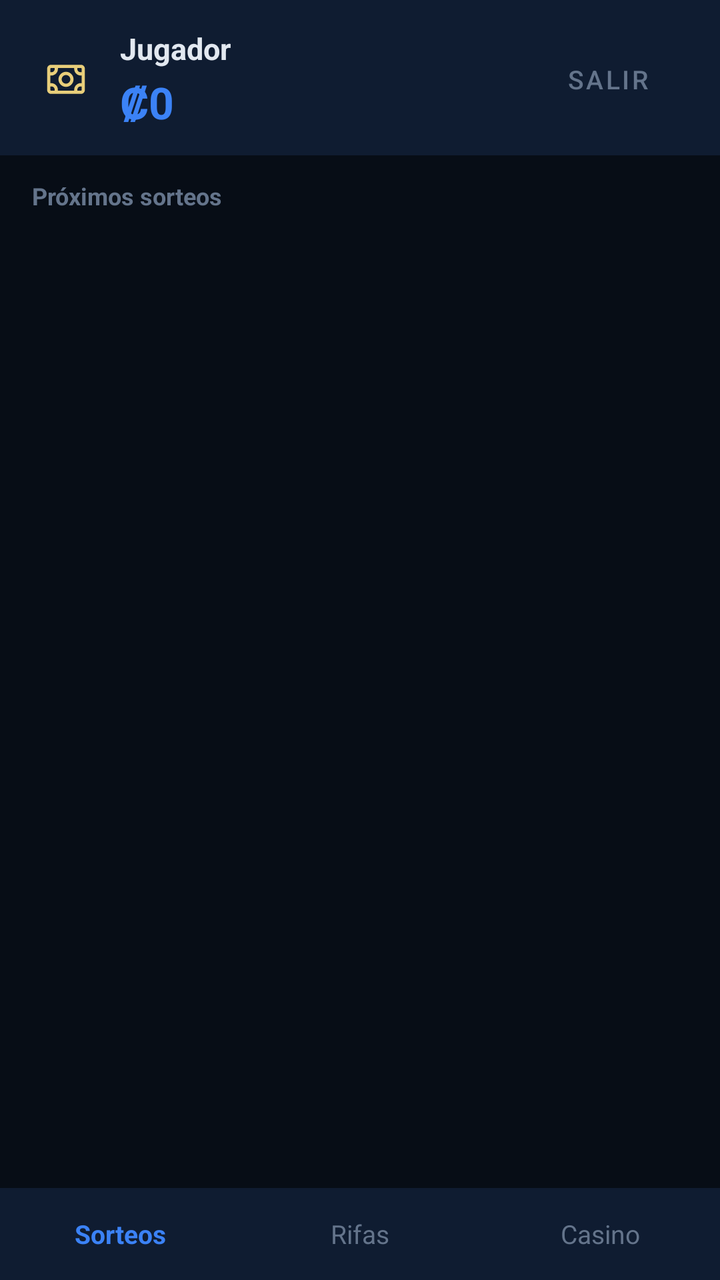
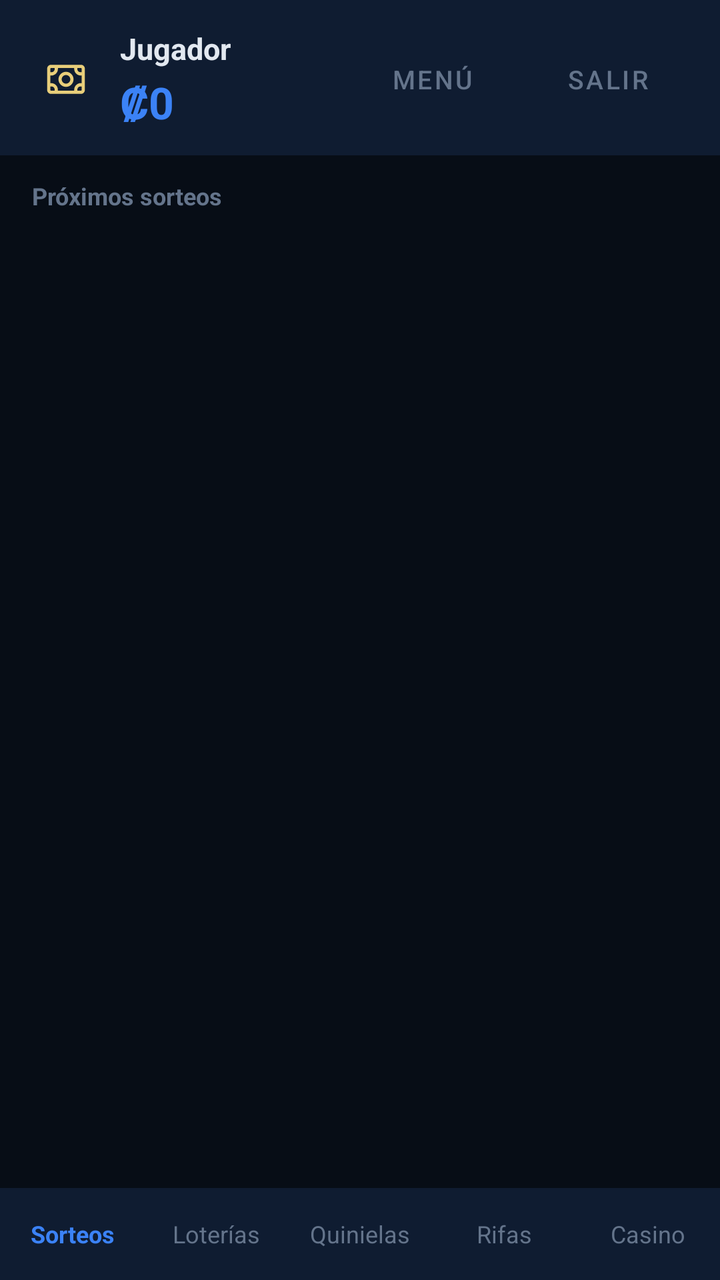

The first picture is an Android layout as it rendered before a commit; the second is the same layout after the commit. The layout source and the unified diff follow.
<!-- AndroidManifest.xml: application theme Theme.Lotto -->
<!-- res/layout/activity_home.xml -->
<?xml version="1.0" encoding="utf-8"?>
<LinearLayout xmlns:android="http://schemas.android.com/apk/res/android"
    android:layout_width="match_parent"
    android:layout_height="match_parent"
    android:background="@color/lot_bg"
    android:orientation="vertical">

    <LinearLayout
        android:layout_width="match_parent"
        android:layout_height="wrap_content"
        android:background="@color/lot_surface"
        android:gravity="center_vertical"
        android:orientation="horizontal"
        android:paddingStart="16dp"
        android:paddingTop="14dp"
        android:paddingEnd="12dp"
        android:paddingBottom="12dp">

        <ImageView
            android:layout_width="34dp"
            android:layout_height="34dp"
            android:layout_marginEnd="10dp"
            android:contentDescription="Lotería Nacional"
            android:src="@drawable/logo_full" />

        <LinearLayout
            android:layout_width="0dp"
            android:layout_height="wrap_content"
            android:layout_weight="1"
            android:orientation="vertical">

            <TextView
                android:id="@+id/tvNombre"
                android:layout_width="wrap_content"
                android:layout_height="wrap_content"
                android:text="Jugador"
                android:textColor="@color/lot_text"
                android:textSize="15sp"
                android:textStyle="bold" />

            <TextView
                android:id="@+id/tvSaldo"
                android:layout_width="wrap_content"
                android:layout_height="wrap_content"
                android:layout_marginTop="2dp"
                android:text="₡0"
                android:textColor="@color/lot_accent"
                android:textSize="22sp"
                android:textStyle="bold" />
        </LinearLayout>

        <com.google.android.material.button.MaterialButton
            android:id="@+id/btnSalir"
            style="@style/Widget.MaterialComponents.Button.TextButton"
            android:layout_width="wrap_content"
            android:layout_height="40dp"
            android:text="Salir"
            android:textColor="@color/lot_text_muted"
            android:textSize="13sp" />
    </LinearLayout>

    <TextView
        android:layout_width="match_parent"
        android:layout_height="wrap_content"
        android:paddingStart="16dp"
        android:paddingTop="12dp"
        android:paddingEnd="16dp"
        android:paddingBottom="6dp"
        android:text="Próximos sorteos"
        android:textColor="@color/lot_text_muted"
        android:textSize="12sp"
        android:textStyle="bold" />

    
    <WebView
        android:id="@+id/webModulo"
        android:layout_width="match_parent"
        android:layout_height="0dp"
        android:layout_weight="1"
        android:visibility="gone" />

    <FrameLayout
        android:id="@+id/contenidoSorteos"
        android:layout_width="match_parent"
        android:layout_height="0dp"
        android:layout_weight="1">

        <androidx.recyclerview.widget.RecyclerView
            android:id="@+id/rvSorteos"
            android:layout_width="match_parent"
            android:layout_height="match_parent"
            android:clipToPadding="false"
            android:paddingStart="12dp"
            android:paddingEnd="12dp"
            android:paddingBottom="16dp" />

        <ProgressBar
            android:id="@+id/pbCargando"
            android:layout_width="32dp"
            android:layout_height="32dp"
            android:layout_gravity="center" />

        <TextView
            android:id="@+id/tvVacio"
            android:layout_width="wrap_content"
            android:layout_height="wrap_content"
            android:layout_gravity="center"
            android:text="No hay sorteos abiertos"
            android:textColor="@color/lot_text_muted"
            android:textSize="14sp"
            android:visibility="gone" />
    </FrameLayout>

    <LinearLayout
        android:layout_width="match_parent"
        android:layout_height="wrap_content"
        android:background="@color/lot_surface"
        android:orientation="horizontal">

        <TextView
            android:id="@+id/tabSorteos"
            android:layout_width="0dp"
            android:layout_height="46dp"
            android:layout_weight="1"
            android:gravity="center"
            android:text="Sorteos"
            android:textColor="@color/lot_accent"
            android:textSize="13sp"
            android:textStyle="bold" />

        <TextView
            android:id="@+id/tabRifas"
            android:layout_width="0dp"
            android:layout_height="46dp"
            android:layout_weight="1"
            android:gravity="center"
            android:text="Rifas"
            android:textColor="@color/lot_text_muted"
            android:textSize="13sp" />

        <TextView
            android:id="@+id/tabCasino"
            android:layout_width="0dp"
            android:layout_height="46dp"
            android:layout_weight="1"
            android:gravity="center"
            android:text="Casino"
            android:textColor="@color/lot_text_muted"
            android:textSize="13sp" />
    </LinearLayout>
</LinearLayout>
<!-- resources referenced by this layout -->
<resources>
  <color name="lot_accent">#3b82f6</color>
  <color name="lot_bg">#070d16</color>
  <color name="lot_surface">#0f1c31</color>
  <color name="lot_text">#e2e8f0</color>
  <color name="lot_text_muted">#64748b</color>
  <!-- drawable logo_full: vector/xml drawable (drawable, 3189 chars, omitted) -->
  <style name="Theme.Lotto" parent="Theme.Material3.Dark.NoActionBar">
          <item name="colorPrimary">@color/lot_accent</item>
          <item name="colorOnPrimary">#1A1405</item>
          <item name="colorSecondary">@color/lot_gold_light</item>
          <item name="colorOnSecondary">#1A1405</item>
          <item name="android:windowBackground">@color/lot_bg</item>
          <item name="android:statusBarColor">@color/lot_bg</item>
          <item name="android:navigationBarColor">@color/lot_bg</item>
          <item name="android:textColorPrimary">@color/lot_text</item>
          <item name="android:textColorSecondary">@color/lot_text_muted</item>
      </style>
  <color name="lot_gold_light">#e8ce7a</color>
</resources>

<!-- the commit's change to res/layout/activity_home.xml (unified diff, before → after) -->
@@ -50,6 +50,15 @@
         </LinearLayout>
 
         <com.google.android.material.button.MaterialButton
+            android:id="@+id/btnMenu"
+            style="@style/Widget.MaterialComponents.Button.TextButton"
+            android:layout_width="wrap_content"
+            android:layout_height="40dp"
+            android:text="Menú"
+            android:textColor="@color/lot_text_muted"
+            android:textSize="13sp" />
+
+                <com.google.android.material.button.MaterialButton
             android:id="@+id/btnSalir"
             style="@style/Widget.MaterialComponents.Button.TextButton"
             android:layout_width="wrap_content"
@@ -125,8 +134,28 @@
             android:gravity="center"
             android:text="Sorteos"
             android:textColor="@color/lot_accent"
-            android:textSize="13sp"
+            android:textSize="12sp"
             android:textStyle="bold" />
+
+        <TextView
+            android:id="@+id/tabLoterias"
+            android:layout_width="0dp"
+            android:layout_height="46dp"
+            android:layout_weight="1"
+            android:gravity="center"
+            android:text="Loterías"
+            android:textColor="@color/lot_text_muted"
+            android:textSize="12sp" />
+
+        <TextView
+            android:id="@+id/tabQuinielas"
+            android:layout_width="0dp"
+            android:layout_height="46dp"
+            android:layout_weight="1"
+            android:gravity="center"
+            android:text="Quinielas"
+            android:textColor="@color/lot_text_muted"
+            android:textSize="12sp" />
 
         <TextView
             android:id="@+id/tabRifas"
@@ -136,7 +165,7 @@
             android:gravity="center"
             android:text="Rifas"
             android:textColor="@color/lot_text_muted"
-            android:textSize="13sp" />
+            android:textSize="12sp" />
 
         <TextView
             android:id="@+id/tabCasino"
@@ -146,6 +175,6 @@
             android:gravity="center"
             android:text="Casino"
             android:textColor="@color/lot_text_muted"
-            android:textSize="13sp" />
+            android:textSize="12sp" />
     </LinearLayout>
 </LinearLayout>
